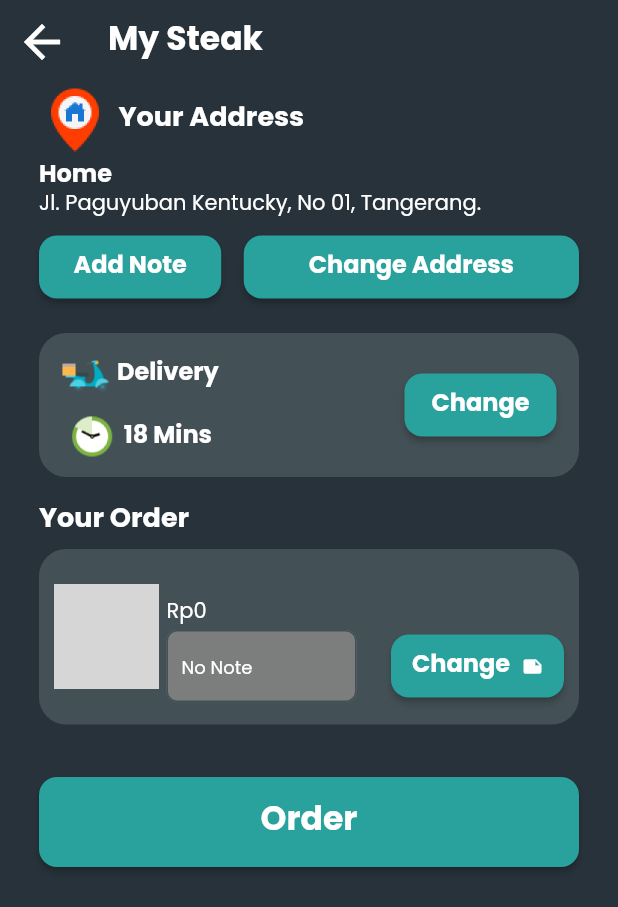
After one commit to purboindra/trajan_food_app, a Flutter app: the OrderScreen screen opened by its route, on a phone screen of 412 x 824 dp. The commit adds this screen. Shown: the top 907 px of the screen. Run offline on Flutter 3.47's test engine with Material 2 defaults, Android fonts, the phone set to English and light mode, and no system bars; our stand-ins replace firebase_core, get, glass_kit, google_fonts; accounts and stored records are empty; grey boxes are pictures that could not be loaded.

Commit message:
ui order screen

```diff
--- a/lib/features/detail/controller/detail_controller.dart
+++ b/lib/features/detail/controller/detail_controller.dart
@@ -16,6 +16,14 @@ class DetailController extends GetxController {
   void decrementItem() {
     if (_itemCount.value > 1) {
       _itemCount.value--;
+    } else {
+      Get.showSnackbar(
+        const GetSnackBar(
+          title: 'Maaf Anda Sudah Minimal Limit Item',
+          message: 'Item minimal harus memiliki 1 item',
+          duration: Duration(seconds: 3),
+        ),
+      );
     }
   }
 }
--- a/lib/features/detail/screen/detail_screen.dart
+++ b/lib/features/detail/screen/detail_screen.dart
@@ -7,6 +7,7 @@ import 'package:trajan_food_app/features/detail/widgets/chip_resto_widget.dart';
 import 'package:trajan_food_app/features/detail/widgets/header_detail_widget.dart';
 import 'package:trajan_food_app/features/detail/widgets/resto_information_widget.dart';
 import 'package:trajan_food_app/features/models/recommend_model.dart';
+import 'package:trajan_food_app/route/route_name.dart';
 
 class DetailScreen extends StatelessWidget {
   DetailScreen({
@@ -243,7 +244,13 @@ class DetailScreen extends StatelessWidget {
               child: Align(
                 alignment: Alignment.topRight,
                 child: ElevatedButton(
-                  onPressed: () {},
+                  onPressed: () =>
+                      Get.toNamed(RouteName.orderScreen, arguments: {
+                    'data': productModel.toJson(),
+                    'totalPrice':
+                        detailController.totalPrice(productModel).value,
+                    'totalItem': detailController.itemCount.value,
+                  }),
                   style: ButtonStyle(
                     backgroundColor: const MaterialStatePropertyAll(tealColor),
                     padding: const MaterialStatePropertyAll(
--- /dev/null
+++ b/lib/features/order/screen/order_screen.dart
@@ -0,0 +1,399 @@
+import 'package:flutter/material.dart';
+import 'package:get/route_manager.dart';
+import 'package:trajan_food_app/constant/constant_color.dart';
+import 'package:trajan_food_app/constant/constant_text_style.dart';
+import 'package:trajan_food_app/features/models/recommend_model.dart';
+
+class OrderScreen extends StatelessWidget {
+  const OrderScreen(
+      {super.key,
+      required this.productModel,
+      required this.totalPrice,
+      required this.totalItem});
+
+  final ProductModel productModel;
+  final int totalPrice;
+  final int totalItem;
+
+  @override
+  Widget build(BuildContext context) {
+    return Scaffold(
+      backgroundColor: bgColor,
+      appBar: AppBar(
+        backgroundColor: bgColor,
+        elevation: 0,
+        title: Text(
+          'My Steak',
+          style: ConstantTextStyle.stylePoppins(
+            fontSize: 22,
+            fontWeight: FontWeight.w700,
+          ),
+        ),
+        leading: IconButton(
+          onPressed: () => Get.back(),
+          icon: const Icon(
+            Icons.arrow_back,
+            size: 36,
+            color: whiteColor,
+          ),
+        ),
+      ),
+      body: SingleChildScrollView(
+        padding: const EdgeInsets.symmetric(horizontal: 26),
+        child: Column(
+          crossAxisAlignment: CrossAxisAlignment.start,
+          children: [
+            Row(
+              children: [
+                Image.asset(
+                  'assets/icons/home_location_icon.png',
+                  width: 48,
+                  height: 48,
+                ),
+                const SizedBox(
+                  width: 5,
+                ),
+                Text(
+                  'Your Address',
+                  style: ConstantTextStyle.stylePoppins(
+                    fontSize: 18,
+                    fontWeight: FontWeight.w700,
+                  ),
+                ),
+              ],
+            ),
+            const SizedBox(
+              height: 5,
+            ),
+            Column(
+              crossAxisAlignment: CrossAxisAlignment.start,
+              children: [
+                Text(
+                  'Home',
+                  style: ConstantTextStyle.stylePoppins(
+                    fontSize: 16,
+                    fontWeight: FontWeight.w700,
+                  ),
+                ),
+                const SizedBox(
+                  height: 5,
+                ),
+                Text(
+                  'Jl. Paguyuban Kentucky, No 01, Tangerang.',
+                  style: ConstantTextStyle.stylePoppins(),
+                )
+              ],
+            ),
+            const SizedBox(
+              height: 10,
+            ),
+            Row(
+              children: [
+                ElevatedButton(
+                    onPressed: () {},
+                    style: ButtonStyle(
+                      backgroundColor:
+                          const MaterialStatePropertyAll(tealColor),
+                      padding: const MaterialStatePropertyAll(
+                        EdgeInsets.symmetric(vertical: 13, horizontal: 23),
+                      ),
+                      shape: MaterialStatePropertyAll(
+                        RoundedRectangleBorder(
+                          borderRadius: BorderRadius.circular(12),
+                        ),
+                      ),
+                    ),
+                    child: Text(
+                      'Add Note',
+                      style: ConstantTextStyle.stylePoppins(
+                        fontSize: 16,
+                        fontWeight: FontWeight.w700,
+                      ),
+                    )),
+                const SizedBox(
+                  width: 15,
+                ),
+                Expanded(
+                  child: ElevatedButton(
+                      onPressed: () {},
+                      style: ButtonStyle(
+                        backgroundColor:
+                            const MaterialStatePropertyAll(tealColor),
+                        padding: const MaterialStatePropertyAll(
+                          EdgeInsets.symmetric(
+                            vertical: 13,
+                          ),
+                        ),
+                        shape: MaterialStatePropertyAll(
+                          RoundedRectangleBorder(
+                            borderRadius: BorderRadius.circular(12),
+                          ),
+                        ),
+                      ),
+                      child: Text(
+                        'Change Address',
+                        style: ConstantTextStyle.stylePoppins(
+                          fontSize: 16,
+                          fontWeight: FontWeight.w700,
+                        ),
+                      )),
+                ),
+              ],
+            ),
+            const SizedBox(
+              height: 20,
+            ),
+            Container(
+              padding: const EdgeInsets.symmetric(vertical: 11, horizontal: 15),
+              decoration: BoxDecoration(
+                borderRadius: BorderRadius.circular(18),
+                color: cardColor,
+              ),
+              child: Row(
+                mainAxisAlignment: MainAxisAlignment.spaceBetween,
+                children: [
+                  Column(
+                    children: [
+                      Row(
+                        children: [
+                          Image.asset(
+                            'assets/icons/delivery_icon.png',
+                            width: 32,
+                            height: 32,
+                          ),
+                          const SizedBox(
+                            width: 5,
+                          ),
+                          Text(
+                            'Delivery',
+                            style: ConstantTextStyle.stylePoppins(
+                              fontSize: 16,
+                              fontWeight: FontWeight.w700,
+                            ),
+                          ),
+                        ],
+                      ),
+                      const SizedBox(
+                        height: 10,
+                      ),
+                      Row(
+                        children: [
+                          Image.asset(
+                            'assets/icons/time_delivery_icon.png',
+                            width: 32,
+                            height: 32,
+                          ),
+                          const SizedBox(
+                            width: 5,
+                          ),
+                          Text(
+                            '18 Mins',
+                            style: ConstantTextStyle.stylePoppins(
+                              fontSize: 16,
+                              fontWeight: FontWeight.w700,
+                            ),
+                          ),
+                        ],
+                      ),
+                    ],
+                  ),
+                  ElevatedButton(
+                      onPressed: () {},
+                      style: ButtonStyle(
+                        backgroundColor:
+                            const MaterialStatePropertyAll(tealColor),
+                        padding: const MaterialStatePropertyAll(
+                          EdgeInsets.symmetric(
+                            vertical: 13,
+                            horizontal: 18,
+                          ),
+                        ),
+                        shape: MaterialStatePropertyAll(
+                          RoundedRectangleBorder(
+                            borderRadius: BorderRadius.circular(12),
+                          ),
+                        ),
+                      ),
+                      child: Text(
+                        'Change',
+                        style: ConstantTextStyle.stylePoppins(
+                          fontSize: 16,
+                          fontWeight: FontWeight.w700,
+                        ),
+                      )),
+                ],
+              ),
+            ),
+            const SizedBox(
+              height: 20,
+            ),
+            Column(
+              crossAxisAlignment: CrossAxisAlignment.start,
+              children: [
+                Text(
+                  'Your Order',
+                  style: ConstantTextStyle.stylePoppins(
+                    fontSize: 18,
+                    fontWeight: FontWeight.w700,
+                  ),
+                ),
+                const SizedBox(
+                  height: 10,
+                ),
+                Container(
+                  padding:
+                      const EdgeInsets.symmetric(vertical: 15, horizontal: 10),
+                  decoration: BoxDecoration(
+                    color: cardColor,
+                    borderRadius: BorderRadius.circular(18),
+                  ),
+                  child: Row(
+                    children: [
+                      Container(
+                        width: 70,
+                        height: 70,
+                        decoration: BoxDecoration(
+                            borderRadius: BorderRadius.circular(18),
+                            image: DecorationImage(
+                              image: AssetImage(productModel.imageUrl),
+                              fit: BoxFit.cover,
+                            )),
+                      ),
+                      const SizedBox(
+                        width: 5,
+                      ),
+                      Expanded(
+                        child: Column(
+                          crossAxisAlignment: CrossAxisAlignment.start,
+                          children: [
+                            Text(
+                              productModel.label,
+                              style: ConstantTextStyle.stylePoppins(
+                                fontSize: 16,
+                                fontWeight: FontWeight.w600,
+                              ),
+                            ),
+                            const SizedBox(
+                              height: 5,
+                            ),
+                            Text(
+                              'Rp$totalPrice',
+                              style: ConstantTextStyle.stylePoppins(),
+                            ),
+                            const SizedBox(
+                              height: 4,
+                            ),
+                            Row(
+                              children: [
+                                Expanded(
+                                  child: TextFormField(
+                                    decoration: InputDecoration(
+                                      contentPadding:
+                                          const EdgeInsets.symmetric(
+                                              vertical: 6, horizontal: 10),
+                                      hintText: 'No Note',
+                                      hintStyle: ConstantTextStyle.stylePoppins(
+                                        fontSize: 12,
+                                      ),
+                                      fillColor: const Color(0xff7C7E7E),
+                                      filled: true,
+                                      border: OutlineInputBorder(
+                                        borderRadius: BorderRadius.circular(7),
+                                        borderSide: const BorderSide(
+                                          color: cardColor,
+                                        ),
+                                      ),
+                                      enabledBorder: OutlineInputBorder(
+                                        borderRadius: BorderRadius.circular(7),
+                                        borderSide: const BorderSide(
+                                          color: cardColor,
+                                        ),
+                                      ),
+                                    ),
+                                  ),
+                                ),
+                                const SizedBox(
+                                  width: 23,
+                                ),
+                                ElevatedButton(
+                                    onPressed: () {},
+                                    style: ButtonStyle(
+                                      backgroundColor:
+                                          const MaterialStatePropertyAll(
+                                              tealColor),
+                                      padding: const MaterialStatePropertyAll(
+                                        EdgeInsets.symmetric(
+                                          vertical: 13,
+                                          horizontal: 14,
+                                        ),
+                                      ),
+                                      shape: MaterialStatePropertyAll(
+                                        RoundedRectangleBorder(
+                                          borderRadius:
+                                              BorderRadius.circular(12),
+                                        ),
+                                      ),
+                                    ),
+                                    child: Row(
+                                      children: [
+                                        Text(
+                                          'Change',
+                                          style: ConstantTextStyle.stylePoppins(
+                                            fontSize: 16,
+                                            fontWeight: FontWeight.w700,
+                                          ),
+                                        ),
+                                        const SizedBox(
+                                          width: 8,
+                                        ),
+                                        const Icon(
+                                          Icons.note,
+                                          size: 14,
+                                          color: whiteColor,
+                                        ),
+                                      ],
+                                    )),
+                              ],
+                            ),
+                          ],
+                        ),
+                      ),
+                    ],
+                  ),
+                ),
+                const SizedBox(
+                  height: 35,
+                ),
+                ElevatedButton(
+                    onPressed: () {},
+                    style: ButtonStyle(
+                      minimumSize: MaterialStatePropertyAll(
+                          Size(MediaQuery.of(context).size.width, 60)),
+                      backgroundColor:
+                          const MaterialStatePropertyAll(tealColor),
+                      padding: const MaterialStatePropertyAll(
+                        EdgeInsets.symmetric(
+                          vertical: 13,
+                        ),
+                      ),
+                      shape: MaterialStatePropertyAll(
+                        RoundedRectangleBorder(
+                          borderRadius: BorderRadius.circular(12),
+                        ),
+                      ),
+                    ),
+                    child: Text(
+                      'Order',
+                      style: ConstantTextStyle.stylePoppins(
+                        fontSize: 22,
+                        fontWeight: FontWeight.w700,
+                      ),
+                    )),
+              ],
+            ),
+          ],
+        ),
+      ),
+    );
+  }
+}
--- a/lib/route/route_name.dart
+++ b/lib/route/route_name.dart
@@ -5,4 +5,5 @@ class RouteName {
   static const signInScreen = '/sign-in-screen';
   static const mainScreen = '/main-screen';
   static const detailScreen = '/detail-screen';
+  static const orderScreen = '/order-screen';
 }
--- a/lib/route/route_pages.dart
+++ b/lib/route/route_pages.dart
@@ -5,6 +5,7 @@ import 'package:trajan_food_app/features/main/bindings/main_binding.dart';
 import 'package:trajan_food_app/features/main/screen/main_screen.dart';
 import 'package:trajan_food_app/features/models/recommend_model.dart';
 import 'package:trajan_food_app/features/onboarding/screen/onboarding_screen.dart';
+import 'package:trajan_food_app/features/order/screen/order_screen.dart';
 import 'package:trajan_food_app/features/signin/screen/sign_in_screen.dart';
 import 'package:trajan_food_app/features/signup/screen/sign_up_screen.dart';
 import 'package:trajan_food_app/features/splash/splash_screen.dart';
@@ -51,5 +52,34 @@ class RoutePages {
         );
       },
     ),
+    GetPage(
+      name: RouteName.orderScreen,
+      page: () {
+        ProductModel productData = ProductModel(
+            imageUrl: '', label: '', price: '', rating: '', tag: '');
+        int totalPrice = 0;
+        int totalItem = 1;
+        if (Get.arguments != null && Get.arguments is Map) {
+          final Map<String, dynamic> args = Get.arguments;
+
+          if (args.containsKey('data')) {
+            productData = ProductModel.fromJson(args['data']);
+          }
+
+          if (args.containsKey('totalPrice')) {
+            totalPrice = args['totalPrice'];
+          }
+
+          if (args.containsKey('totalItem')) {
+            totalItem = args['totalItem'];
+          }
+        }
+        return OrderScreen(
+          productModel: productData,
+          totalItem: totalItem,
+          totalPrice: totalPrice,
+        );
+      },
+    ),
   ];
 }
```
Also changed, not shown: assets/icons/delivery_icon.png (added), assets/icons/home_location_icon.png (added), assets/icons/time_delivery_icon.png (added), 1 other file.
